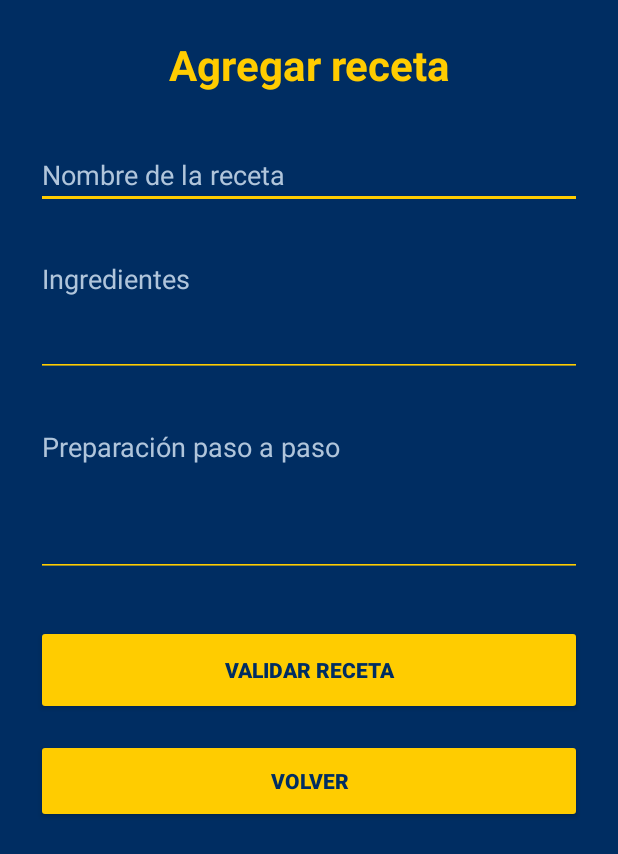
After one commit to carlmach/ObligatorioAplicacionesMoviles, an Android app: the AgregarRecetaActivity screen opened directly, with no data from a screen before it, on a phone screen of 412 x 824 dp. The commit adds this screen. Shown: the top 854 px of the screen. Run offline under Robolectric (Android 15) with nearby library versions, the phone set to English and light mode, and no system bars.

Commit message:
Agregar pantalla de recetas, validaciones y navegacion

```diff
--- a/app/src/main/AndroidManifest.xml
+++ b/app/src/main/AndroidManifest.xml
@@ -7,6 +7,10 @@
         android:label="@string/app_name"
         android:theme="@style/Theme.ObligatorioAppsMoviles"
         android:supportsRtl="true">
+
+        <activity
+            android:name=".AgregarRecetaActivity"
+            android:exported="false" />
 
         <activity
             android:name=".MainActivity"
--- /dev/null
+++ b/app/src/main/java/com/example/obligatorioappsmoviles/AgregarRecetaActivity.java
@@ -0,0 +1,70 @@
+
+package com.example.obligatorioappsmoviles;
+
+import android.app.Activity;
+import android.os.Bundle;
+import android.widget.Button;
+import android.widget.EditText;
+import android.widget.Toast;
+import android.view.View;
+
+public class AgregarRecetaActivity extends Activity {
+
+    private EditText edtNombre;
+    private EditText edtIngredientes;
+    private EditText edtPreparacion;
+    private Button btnValidar;
+
+    @Override
+    protected void onCreate(Bundle savedInstanceState) {
+        super.onCreate(savedInstanceState);
+
+        setContentView(R.layout.activity_agregar_receta);
+
+        edtNombre = findViewById(R.id.edtNombre);
+        edtIngredientes = findViewById(R.id.edtIngredientes);
+        edtPreparacion = findViewById(R.id.edtPreparacion);
+        btnValidar = findViewById(R.id.btnValidar);
+
+        btnValidar.setOnClickListener(v -> validarReceta());
+
+        Button btnVolverAgregar = findViewById(R.id.btnVolverAgregar);
+
+        btnVolverAgregar.setOnClickListener(new View.OnClickListener() {
+            @Override
+            public void onClick(View v) {
+                finish();
+            }
+        });
+
+    }
+
+    private void validarReceta() {
+
+        String nombre = edtNombre.getText().toString().trim();
+        String ingredientes = edtIngredientes.getText().toString().trim();
+        String preparacion = edtPreparacion.getText().toString().trim();
+
+        if (nombre.isEmpty()) {
+            edtNombre.setError(getString(R.string.error_nombre));
+            edtNombre.requestFocus();
+            return;
+        }
+
+        if (ingredientes.isEmpty()) {
+            edtIngredientes.setError(getString(R.string.error_ingredientes));
+            edtIngredientes.requestFocus();
+            return;
+        }
+
+        if (preparacion.isEmpty()) {
+            edtPreparacion.setError(getString(R.string.error_preparacion));
+            edtPreparacion.requestFocus();
+            return;
+        }
+
+        Toast.makeText(this,
+                R.string.formulario_valido,
+                Toast.LENGTH_SHORT).show();
+    }
+}
--- a/app/src/main/java/com/example/obligatorioappsmoviles/MainActivity.java
+++ b/app/src/main/java/com/example/obligatorioappsmoviles/MainActivity.java
@@ -5,6 +5,8 @@ import android.app.Activity;
 import android.os.Bundle;
 import android.content.SharedPreferences;
 import android.widget.TextView;
+import android.content.Intent;
+import android.widget.Button;
 
 public class MainActivity extends Activity {
 
@@ -14,10 +16,20 @@ public class MainActivity extends Activity {
     protected void onCreate(Bundle savedInstanceState) {
         super.onCreate(savedInstanceState);
 
-        // Cargamos el diseño de la pantalla principal
         setContentView(R.layout.activity_main);
 
-        // Asociamos el componente Java con el XML
+
+        Button btnAgregar = findViewById(R.id.btnAgregarReceta);
+
+        btnAgregar.setOnClickListener(v -> {
+            Intent intent = new Intent(
+                    MainActivity.this,
+                    AgregarRecetaActivity.class
+            );
+
+            startActivity(intent);
+        });
+
         txtUltimaReceta = findViewById(R.id.txtUltimaReceta);
     }
 
@@ -25,14 +37,12 @@ public class MainActivity extends Activity {
     protected void onResume() {
         super.onResume();
 
-        // Recuperamos las preferencias guardadas
         SharedPreferences preferences = getSharedPreferences(
                 "MiRecetarioPrefs", MODE_PRIVATE);
 
         String ultimaReceta = preferences.getString(
                 "ultima_receta", "");
 
-        // Mostramos la última receta guardada
         if (ultimaReceta.isEmpty()) {
             txtUltimaReceta.setText(R.string.ultima_receta);
         } else {
--- /dev/null
+++ b/app/src/main/res/layout/activity_agregar_receta.xml
@@ -0,0 +1,82 @@
+
+<ScrollView
+    xmlns:android="http://schemas.android.com/apk/res/android"
+    android:layout_width="match_parent"
+    android:layout_height="match_parent"
+    android:fillViewport="true"
+    android:background="@color/boca_azul">
+
+    <LinearLayout
+        android:layout_width="match_parent"
+        android:layout_height="wrap_content"
+        android:orientation="vertical"
+        android:padding="24dp">
+
+        <TextView
+            android:layout_width="match_parent"
+            android:layout_height="wrap_content"
+            android:text="@string/titulo_agregar"
+            android:textSize="28sp"
+            android:textStyle="bold"
+            android:textColor="@color/boca_oro"
+            android:gravity="center"
+            android:layout_marginBottom="32dp"/>
+
+        <EditText
+            android:id="@+id/edtNombre"
+            android:layout_width="match_parent"
+            android:layout_height="wrap_content"
+            android:hint="@string/hint_nombre"
+            android:inputType="textCapSentences"
+            android:textColor="@color/white"
+            android:textColorHint="#B0C5DB"
+            android:backgroundTint="@color/boca_oro"/>
+
+        <EditText
+            android:id="@+id/edtIngredientes"
+            android:layout_width="match_parent"
+            android:layout_height="wrap_content"
+            android:layout_marginTop="24dp"
+            android:hint="@string/hint_ingredientes"
+            android:inputType="textMultiLine"
+            android:minLines="3"
+            android:gravity="top"
+            android:textColor="@color/white"
+            android:textColorHint="#B0C5DB"
+            android:backgroundTint="@color/boca_oro"/>
+
+        <EditText
+            android:id="@+id/edtPreparacion"
+            android:layout_width="match_parent"
+            android:layout_height="wrap_content"
+            android:layout_marginTop="24dp"
+            android:hint="@string/hint_preparacion"
+            android:inputType="textMultiLine"
+            android:minLines="4"
+            android:gravity="top"
+            android:textColor="@color/white"
+            android:textColorHint="#B0C5DB"
+            android:backgroundTint="@color/boca_oro"/>
+
+        <Button
+            android:id="@+id/btnValidar"
+            android:layout_width="match_parent"
+            android:layout_height="60dp"
+            android:layout_marginTop="32dp"
+            android:text="@string/validar_receta"
+            android:textStyle="bold"
+            android:textColor="@color/boca_azul"
+            android:backgroundTint="@color/boca_oro"/>
+
+        <Button
+            android:id="@+id/btnVolverAgregar"
+            android:layout_width="match_parent"
+            android:layout_height="56dp"
+            android:layout_marginTop="16dp"
+            android:text="@string/volver"
+            android:textStyle="bold"
+            android:textColor="@color/boca_azul"
+            android:backgroundTint="@color/boca_oro"/>
+
+    </LinearLayout>
+</ScrollView>
--- a/app/src/main/res/values/strings.xml
+++ b/app/src/main/res/values/strings.xml
@@ -1,14 +1,22 @@
 
 <resources>
     <string name="app_name">Mi Recetario</string>
-
     <string name="titulo_inicio">Mi Recetario</string>
     <string name="subtitulo_inicio">Todas tus recetas favoritas en un solo lugar</string>
-
     <string name="mis_recetas">Mis recetas</string>
     <string name="buscar_recetas">Buscar recetas</string>
     <string name="agregar_receta">Agregar receta</string>
-
     <string name="ultima_receta">Última receta: ninguna</string>
     <string name="ultima_receta_formato">Última receta: %1$s</string>
+    <string name="titulo_agregar">Agregar receta</string>
+    <string name="hint_nombre">Nombre de la receta</string>
+    <string name="hint_ingredientes">Ingredientes</string>
+    <string name="hint_preparacion">Preparación paso a paso</string>
+    <string name="validar_receta">Validar receta</string>
+    <string name="error_nombre">Ingresá el nombre</string>
+    <string name="error_ingredientes">Ingresá los ingredientes</string>
+    <string name="error_preparacion">Ingresá la preparación</string>
+    <string name="formulario_valido">Formulario válido. Pendiente guardar en SQLite.</string>
+    <string name="volver">Volver</string>
+
 </resources>
```
